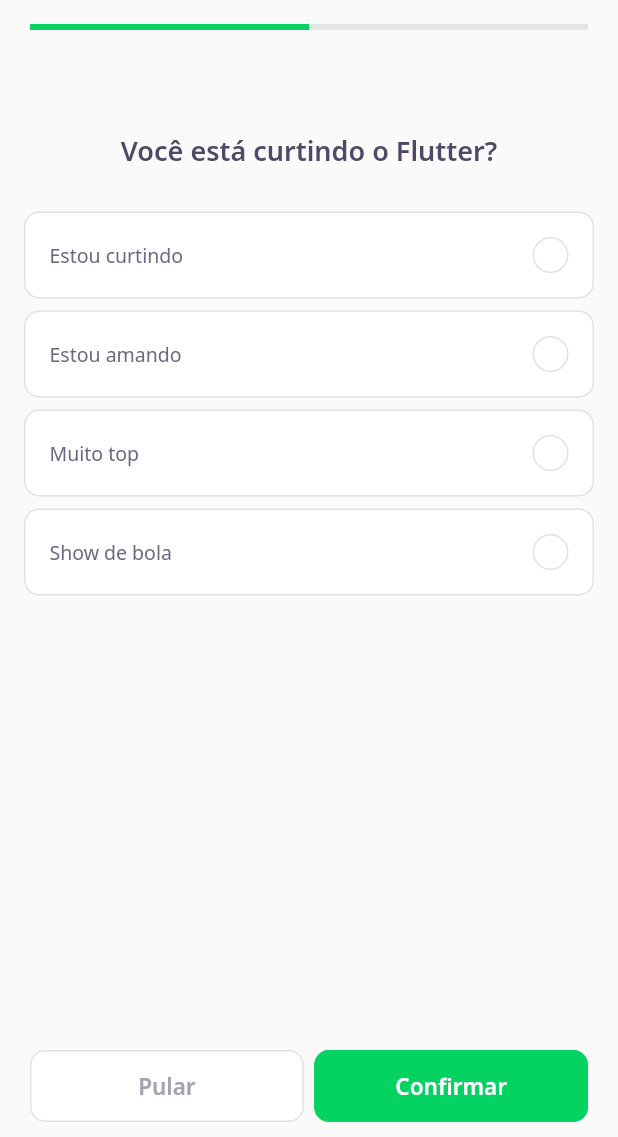
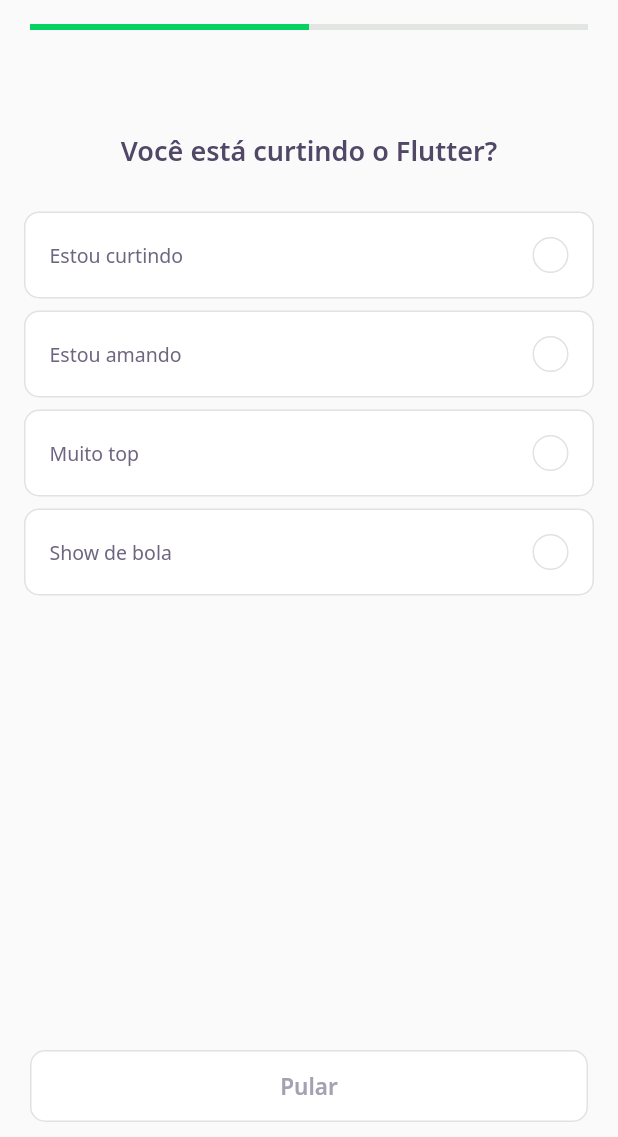
Before and after one commit to sgkhusal/DevQuiz, a Flutter app: the screen it shows after launch, after a tap on "NLW 5 Flutter", on a phone screen of 412 x 824 dp, the part 99-1236 px from its top. Run offline on Flutter 3.47's test engine with Material 2 defaults, Android fonts, the phone set to English and light mode, and no system bars; our stand-ins replace google_fonts; accounts and stored records are empty; network calls fail.

Commit message:
updated code navigation to better design

```diff
--- a/lib/challenge/challenge_page.dart
+++ b/lib/challenge/challenge_page.dart
@@ -26,6 +26,14 @@ class _ChallengePageState extends State<ChallengePage> {
       controller.currentPage = pageController.page!.toInt() + 1;
     });
     super.initState();
+  }
+
+  void nextPage() {
+    if(controller.currentPage < widget.questions.length)
+      pageController.nextPage(
+      duration: Duration(milliseconds: 50),
+      curve: Curves.linear,
+      );
   }
 
   Widget build(BuildContext context) {
@@ -61,7 +69,10 @@ class _ChallengePageState extends State<ChallengePage> {
         controller: pageController,
         children:
           widget.questions.map((e) => QuizWidget(
-            question: e)).toList(),
+            question: e,
+            onChange: nextPage,
+            )
+          ).toList(),
         ),
       //QuizWidget(question: widget.questions[0],
         //title: "O que o Flutter faz em sua totalidade?"
@@ -73,23 +84,32 @@ class _ChallengePageState extends State<ChallengePage> {
             right: 20,
             left: 20
           ),
-          child: Row(
+          child: ValueListenableBuilder<int>(
+            valueListenable: controller.currentPageNotifier,
+            builder: (context, value, _) =>
+                Row(
                   mainAxisAlignment: MainAxisAlignment.spaceAround,
                   children: [
+                    if(value < widget.questions.length)
                       Expanded(child: NextButtonWidget.white(
                         label: "Pular",
-                onTap: (){
-                  pageController.nextPage(
-                    duration: Duration(milliseconds: 50),
-                    curve: Curves.linear,
-                  );
-                },)),
-              SizedBox(width: 7,),
+                        onTap: nextPage,
+                      )),
+                    if(value == widget.questions.length)
                       Expanded(child: NextButtonWidget.green(
                         label: "Confirmar",
-                onTap: (){},)),
+                        onTap: (){
+                          Navigator.pop(context);
+                        },
+                      )),
+                    /*if(value != widget.questions.length)
+                      Expanded(child: NextButtonWidget.green(
+                        label: "Confirmar",
+                        onTap: nextPage,
+                      )),*/
                   ],
-          ),
+                )
+          )
         ),
       ),
     );
--- a/lib/challenge/widgets/answer/answer_widget.dart
+++ b/lib/challenge/widgets/answer/answer_widget.dart
@@ -6,6 +6,7 @@ import 'package:flutter/material.dart';
 class AnswerWidget extends StatelessWidget {
   final AnswerModel answer;
   final bool isSelected;
+  final bool disable;
   final VoidCallback onTap;
 
   const AnswerWidget({
@@ -13,6 +14,7 @@ class AnswerWidget extends StatelessWidget {
     required this.answer,
     required this.onTap,
     this.isSelected = false,
+    this.disable = false,
   }) : super(key: key);
 
   Color get _selectedColorRight =>
@@ -36,6 +38,8 @@ class AnswerWidget extends StatelessWidget {
   Widget build(BuildContext context) {
     return Padding(
       padding: const EdgeInsets.symmetric(horizontal: 16.0, vertical: 4),
+      child: IgnorePointer(
+        ignoring: disable,
         child: GestureDetector(
           onTap: onTap,
           child: Container(
@@ -75,6 +79,7 @@ class AnswerWidget extends StatelessWidget {
             ),
           ),
         ),
+      ),
     );
   }
 }
--- a/lib/challenge/widgets/quiz/quiz_controller.dart
+++ /dev/null
@@ -1,4 +0,0 @@
-class QuizController {
-  var indexSelected = 0;
-
-}
--- a/lib/challenge/widgets/quiz/quiz_widget.dart
+++ b/lib/challenge/widgets/quiz/quiz_widget.dart
@@ -6,7 +6,13 @@ import 'package:flutter/material.dart';
 
 class QuizWidget extends StatefulWidget {
   final QuestionModel question;
-  const QuizWidget({Key? key, required this.question}) : super(key: key);
+  final VoidCallback onChange;
+
+  const QuizWidget({
+    Key? key,
+    required this.question,
+    required this.onChange,
+  }) : super(key: key);
 
   @override
   _QuizWidgetState createState() => _QuizWidgetState();
@@ -31,9 +37,12 @@ class _QuizWidgetState extends State<QuizWidget> {
           for(var i = 0; i < widget.question.answers.length; i++)
           AnswerWidget(
               answer: answer(i),
+              disable: indexSelected != -1,
               isSelected: indexSelected == i,
               onTap: (){
                 indexSelected = i;
+                Future.delayed(Duration(seconds: 1)).
+                  then((value) => widget.onChange());
                 setState(() {});
               },
           ),
```
Lines whose indentation alone changed are shown as unchanged.
